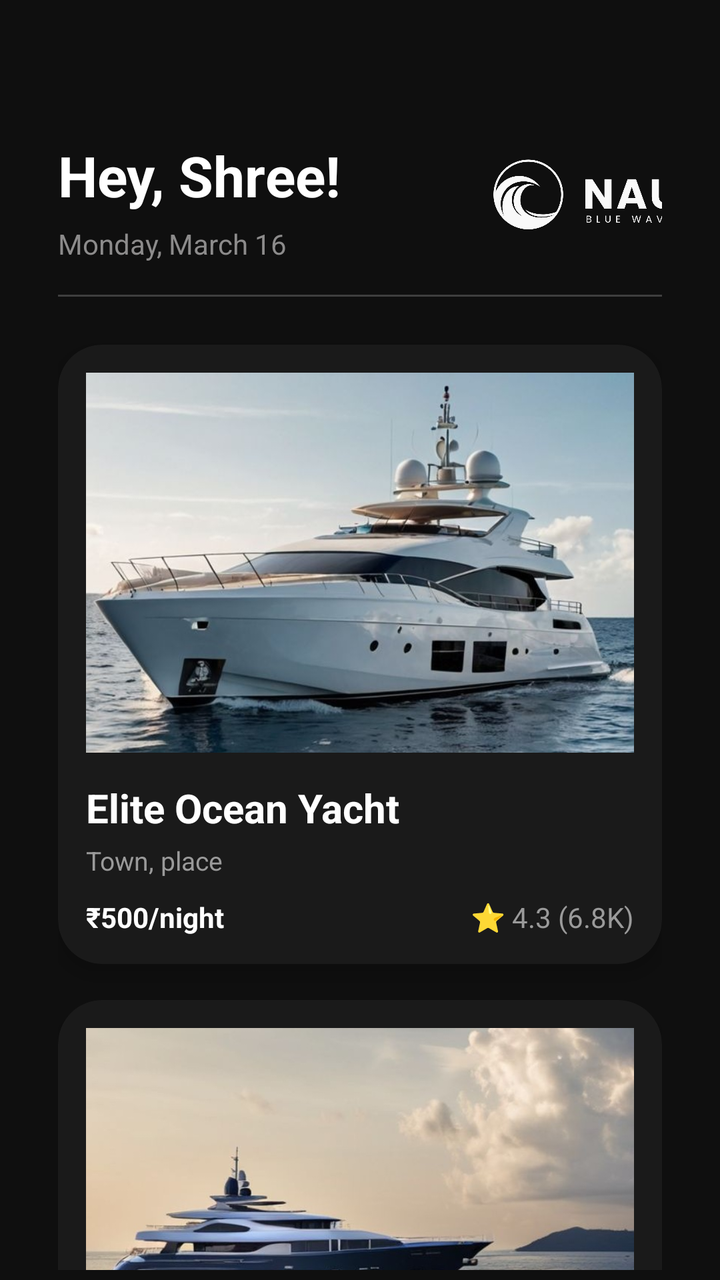
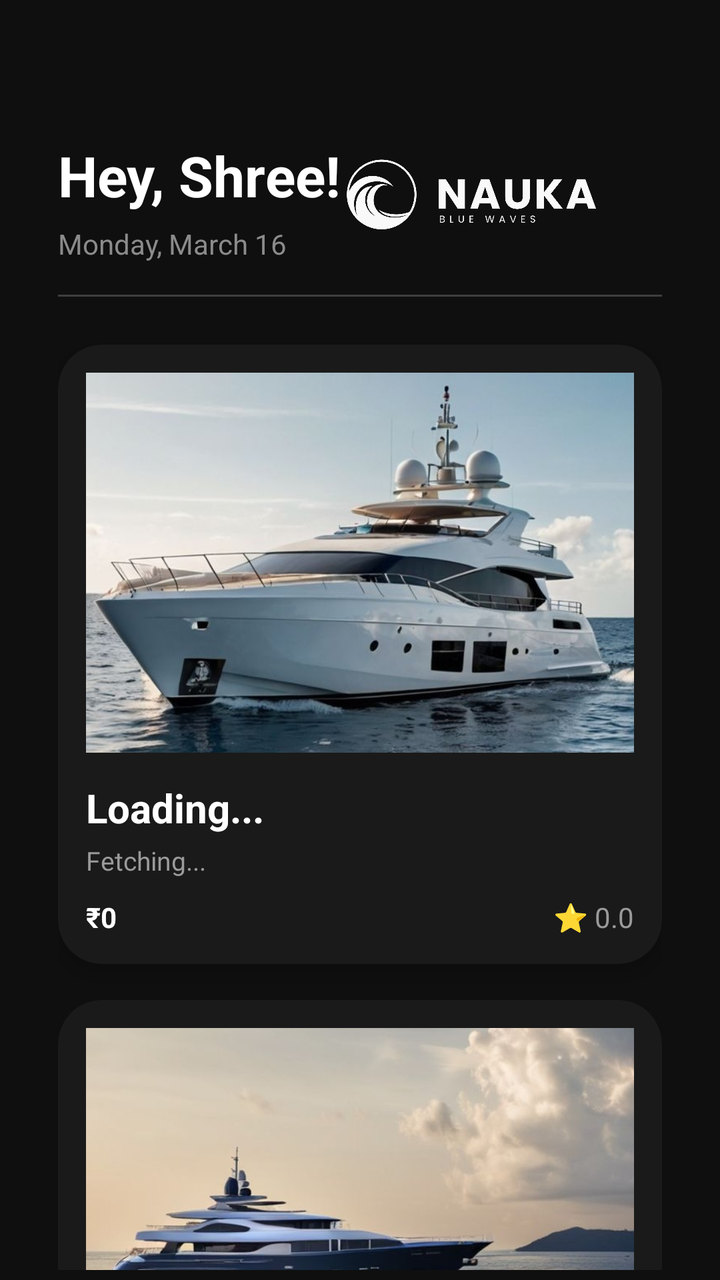

Two renders of the same Android screen: before a commit and after it. Below are the layout's source before the change and the commit's diff.
<!-- AndroidManifest.xml: application theme Theme.Nauka -->
<!-- res/layout/homescreen.xml -->
<?xml version="1.0" encoding="utf-8"?>
<androidx.core.widget.NestedScrollView xmlns:android="http://schemas.android.com/apk/res/android"
    xmlns:app="http://schemas.android.com/apk/res-auto"
    xmlns:tools="http://schemas.android.com/tools"
    android:layout_width="match_parent"
    android:layout_height="match_parent"
    android:fillViewport="true"
    android:scrollbars="none"
    android:padding="5dp"
    android:background="#0F0F0F"
    tools:context=".homescreen">

    <androidx.constraintlayout.widget.ConstraintLayout
        android:id="@+id/main"
        android:layout_width="match_parent"
        android:layout_height="wrap_content"
        android:paddingStart="24dp"
        android:paddingEnd="24dp"
        android:paddingTop="20dp"
        android:paddingBottom="24dp">

        <ImageView
            android:id="@+id/imageView8"
            android:layout_width="170dp"
            android:layout_height="50dp"
            android:layout_marginStart="64dp"
            android:layout_marginTop="44dp"
            android:src="@drawable/logohome"
            app:layout_constraintStart_toEndOf="@+id/textView"
            app:layout_constraintTop_toTopOf="parent" />

        <TextView
            android:id="@+id/textView"
            android:layout_width="wrap_content"
            android:layout_height="wrap_content"
            android:layout_marginTop="44dp"
            android:text="Hey, Shree!"
            android:textColor="@color/white"
            android:textSize="28sp"
            android:textStyle="bold"
            app:layout_constraintStart_toStartOf="parent"
            app:layout_constraintTop_toTopOf="parent" />


        <TextView
            android:id="@+id/textView2"
            android:layout_width="wrap_content"
            android:layout_height="wrap_content"
            android:layout_marginTop="6dp"
            android:text="Monday, March 16"
            android:textColor="#8C8B8B"
            android:textSize="14sp"
            app:layout_constraintTop_toBottomOf="@id/textView"
            app:layout_constraintStart_toStartOf="parent" />


        <View
            android:id="@+id/view"
            android:layout_width="0dp"
            android:layout_height="1dp"
            android:layout_marginTop="16dp"
            android:background="#33FFFFFF"
            app:layout_constraintTop_toBottomOf="@id/textView2"
            app:layout_constraintStart_toStartOf="parent"
            app:layout_constraintEnd_toEndOf="parent" />

        <androidx.cardview.widget.CardView
            android:id="@+id/boatCard1"
            android:layout_width="0dp"
            android:layout_height="wrap_content"
            android:layout_marginTop="24dp"
            app:cardCornerRadius="22dp"
            app:cardElevation="6dp"
            app:cardBackgroundColor="#1A1A1A"
            app:layout_constraintTop_toBottomOf="@id/view"
            app:layout_constraintStart_toStartOf="parent"
            app:layout_constraintEnd_toEndOf="parent">

            <androidx.constraintlayout.widget.ConstraintLayout
                android:layout_width="match_parent"
                android:layout_height="wrap_content"
                android:padding="14dp">

                <ImageView
                    android:id="@+id/cardImage1"
                    android:layout_width="0dp"
                    android:layout_height="190dp"
                    android:scaleType="centerCrop"
                    android:src="@drawable/yach"
                    app:layout_constraintTop_toTopOf="parent"
                    app:layout_constraintStart_toStartOf="parent"
                    app:layout_constraintEnd_toEndOf="parent" />

                <TextView
                    android:id="@+id/cardName1"
                    android:layout_width="wrap_content"
                    android:layout_height="wrap_content"
                    android:layout_marginTop="14dp"
                    android:text="Elite Ocean Yacht"
                    android:textColor="@android:color/white"
                    android:textSize="20sp"
                    android:textStyle="bold"
                    app:layout_constraintTop_toBottomOf="@id/cardImage1"
                    app:layout_constraintStart_toStartOf="parent" />

                <TextView
                    android:id="@+id/cardLocation1"
                    android:layout_width="wrap_content"
                    android:layout_height="wrap_content"
                    android:layout_marginTop="4dp"
                    android:text="Town, place"
                    android:textColor="#9A9A9A"
                    android:textSize="13sp"
                    app:layout_constraintTop_toBottomOf="@id/cardName1"
                    app:layout_constraintStart_toStartOf="parent" />

                <TextView
                    android:id="@+id/cardPrice1"
                    android:layout_width="wrap_content"
                    android:layout_height="wrap_content"
                    android:layout_marginTop="10dp"
                    android:text="₹500/night"
                    android:textColor="@android:color/white"
                    android:textStyle="bold"
                    app:layout_constraintTop_toBottomOf="@id/cardLocation1"
                    app:layout_constraintStart_toStartOf="parent"
                    app:layout_constraintBottom_toBottomOf="parent" />

                <TextView
                    android:id="@+id/cardReview1"
                    android:layout_width="wrap_content"
                    android:layout_height="wrap_content"
                    android:text="⭐ 4.3 (6.8K)"
                    android:textColor="#9A9A9A"
                    app:layout_constraintTop_toTopOf="@id/cardPrice1"
                    app:layout_constraintEnd_toEndOf="parent" />

            </androidx.constraintlayout.widget.ConstraintLayout>
        </androidx.cardview.widget.CardView>


        <androidx.cardview.widget.CardView
            android:id="@+id/boatCard2"
            android:layout_width="0dp"
            android:layout_height="wrap_content"
            android:layout_marginTop="18dp"
            app:cardCornerRadius="22dp"
            app:cardElevation="6dp"
            app:cardBackgroundColor="#1A1A1A"
            app:layout_constraintTop_toBottomOf="@id/boatCard1"
            app:layout_constraintStart_toStartOf="parent"
            app:layout_constraintEnd_toEndOf="parent">

            <androidx.constraintlayout.widget.ConstraintLayout
                android:layout_width="match_parent"
                android:layout_height="wrap_content"
                android:padding="14dp">

                <ImageView
                    android:id="@+id/cardImage2"
                    android:layout_width="0dp"
                    android:layout_height="190dp"
                    android:scaleType="centerCrop"
                    android:src="@drawable/yacht5"
                    app:layout_constraintTop_toTopOf="parent"
                    app:layout_constraintStart_toStartOf="parent"
                    app:layout_constraintEnd_toEndOf="parent" />

                <TextView
                    android:id="@+id/cardName2"
                    android:layout_width="wrap_content"
                    android:layout_height="wrap_content"
                    android:layout_marginTop="14dp"
                    android:text="Ocean Pearl"
                    android:textColor="@android:color/white"
                    android:textSize="20sp"
                    android:textStyle="bold"
                    app:layout_constraintTop_toBottomOf="@id/cardImage2"
                    app:layout_constraintStart_toStartOf="parent" />

                <TextView
                    android:id="@+id/cardLocation2"
                    android:layout_width="wrap_content"
                    android:layout_height="wrap_content"
                    android:layout_marginTop="4dp"
                    android:text="Sea View"
                    android:textColor="#9A9A9A"
                    android:textSize="13sp"
                    app:layout_constraintTop_toBottomOf="@id/cardName2"
                    app:layout_constraintStart_toStartOf="parent" />

                <TextView
                    android:id="@+id/cardPrice2"
                    android:layout_width="wrap_content"
                    android:layout_height="wrap_content"
                    android:layout_marginTop="10dp"
                    android:text="₹650/night"
                    android:textColor="@android:color/white"
                    android:textStyle="bold"
                    app:layout_constraintTop_toBottomOf="@id/cardLocation2"
                    app:layout_constraintStart_toStartOf="parent"
                    app:layout_constraintBottom_toBottomOf="parent" />

                <TextView
                    android:id="@+id/cardReview2"
                    android:layout_width="wrap_content"
                    android:layout_height="wrap_content"
                    android:text="⭐ 4.8 (5.1K)"
                    android:textColor="#9A9A9A"
                    app:layout_constraintTop_toTopOf="@id/cardPrice2"
                    app:layout_constraintEnd_toEndOf="parent" />

            </androidx.constraintlayout.widget.ConstraintLayout>
        </androidx.cardview.widget.CardView>


        <androidx.cardview.widget.CardView
            android:id="@+id/boatCard3"
            android:layout_width="0dp"
            android:layout_height="wrap_content"
            android:layout_marginTop="18dp"
            app:cardCornerRadius="22dp"
            app:cardElevation="6dp"
            app:cardBackgroundColor="#1A1A1A"
            app:layout_constraintTop_toBottomOf="@id/boatCard2"
            app:layout_constraintStart_toStartOf="parent"
            app:layout_constraintEnd_toEndOf="parent"
            app:layout_constraintBottom_toBottomOf="parent">

            <androidx.constraintlayout.widget.ConstraintLayout
                android:layout_width="match_parent"
                android:layout_height="wrap_content"
                android:padding="14dp">

                <ImageView
                    android:id="@+id/cardImage3"
                    android:layout_width="0dp"
                    android:layout_height="190dp"
                    android:scaleType="centerCrop"
                    android:src="@drawable/yach11"
                    app:layout_constraintTop_toTopOf="parent"
                    app:layout_constraintStart_toStartOf="parent"
                    app:layout_constraintEnd_toEndOf="parent" />

                <TextView
                    android:id="@+id/cardName3"
                    android:layout_width="wrap_content"
                    android:layout_height="wrap_content"
                    android:layout_marginTop="14dp"
                    android:text="Blue Horizon"
                    android:textColor="@android:color/white"
                    android:textSize="20sp"
                    android:textStyle="bold"
                    app:layout_constraintTop_toBottomOf="@id/cardImage3"
                    app:layout_constraintStart_toStartOf="parent" />

                <TextView
                    android:id="@+id/cardLocation3"
                    android:layout_width="wrap_content"
                    android:layout_height="wrap_content"
                    android:layout_marginTop="4dp"
                    android:text="Beach Side"
                    android:textColor="#9A9A9A"
                    android:textSize="13sp"
                    app:layout_constraintTop_toBottomOf="@id/cardName3"
                    app:layout_constraintStart_toStartOf="parent" />

                <TextView
                    android:id="@+id/cardPrice3"
                    android:layout_width="wrap_content"
                    android:layout_height="wrap_content"
                    android:layout_marginTop="10dp"
                    android:text="₹700/night"
                    android:textColor="@android:color/white"
                    android:textStyle="bold"
                    app:layout_constraintTop_toBottomOf="@id/cardLocation3"
                    app:layout_constraintStart_toStartOf="parent"
                    app:layout_constraintBottom_toBottomOf="parent" />

                <TextView
                    android:id="@+id/cardReview3"
                    android:layout_width="wrap_content"
                    android:layout_height="wrap_content"
                    android:text="⭐ 5.0 (8.2K)"
                    android:textColor="#9A9A9A"
                    app:layout_constraintTop_toTopOf="@id/cardPrice3"
                    app:layout_constraintEnd_toEndOf="parent" />

            </androidx.constraintlayout.widget.ConstraintLayout>
        </androidx.cardview.widget.CardView>

    </androidx.constraintlayout.widget.ConstraintLayout>
</androidx.core.widget.NestedScrollView>
<!-- resources referenced by this layout -->
<resources>
  <color name="white">#FFFFFFFF</color>
  <!-- drawable logohome: png bitmap (drawable, 56302 bytes) -->
  <!-- drawable yach: jpg bitmap (drawable, 98842 bytes) -->
  <!-- drawable yach11: jpg bitmap (drawable, 354732 bytes) -->
  <!-- drawable yacht5: jpg bitmap (drawable, 65914 bytes) -->
  <style name="Theme.Nauka" parent="Base.Theme.Nauka" />
  <style name="Base.Theme.Nauka" parent="Theme.Material3.DayNight.NoActionBar">
          
          
      </style>
</resources>

<!-- the commit's change to res/layout/homescreen.xml (unified diff, before → after) -->
@@ -23,10 +23,9 @@
             android:id="@+id/imageView8"
             android:layout_width="170dp"
             android:layout_height="50dp"
-            android:layout_marginStart="64dp"
             android:layout_marginTop="44dp"
             android:src="@drawable/logohome"
-            app:layout_constraintStart_toEndOf="@+id/textView"
+            app:layout_constraintEnd_toEndOf="parent"
             app:layout_constraintTop_toTopOf="parent" />
 
         <TextView
@@ -40,7 +39,6 @@
             android:textStyle="bold"
             app:layout_constraintStart_toStartOf="parent"
             app:layout_constraintTop_toTopOf="parent" />
-
 
         <TextView
             android:id="@+id/textView2"
@@ -52,7 +50,6 @@
             android:textSize="14sp"
             app:layout_constraintTop_toBottomOf="@id/textView"
             app:layout_constraintStart_toStartOf="parent" />
-
 
         <View
             android:id="@+id/view"
@@ -96,7 +93,7 @@
                     android:layout_width="wrap_content"
                     android:layout_height="wrap_content"
                     android:layout_marginTop="14dp"
-                    android:text="Elite Ocean Yacht"
+                    android:text="Loading..."
                     android:textColor="@android:color/white"
                     android:textSize="20sp"
                     android:textStyle="bold"
@@ -108,7 +105,7 @@
                     android:layout_width="wrap_content"
                     android:layout_height="wrap_content"
                     android:layout_marginTop="4dp"
-                    android:text="Town, place"
+                    android:text="Fetching..."
                     android:textColor="#9A9A9A"
                     android:textSize="13sp"
                     app:layout_constraintTop_toBottomOf="@id/cardName1"
@@ -119,7 +116,7 @@
                     android:layout_width="wrap_content"
                     android:layout_height="wrap_content"
                     android:layout_marginTop="10dp"
-                    android:text="₹500/night"
+                    android:text="₹0"
                     android:textColor="@android:color/white"
                     android:textStyle="bold"
                     app:layout_constraintTop_toBottomOf="@id/cardLocation1"
@@ -130,14 +127,12 @@
                     android:id="@+id/cardReview1"
                     android:layout_width="wrap_content"
                     android:layout_height="wrap_content"
-                    android:text="⭐ 4.3 (6.8K)"
+                    android:text="⭐ 0.0"
                     android:textColor="#9A9A9A"
                     app:layout_constraintTop_toTopOf="@id/cardPrice1"
                     app:layout_constraintEnd_toEndOf="parent" />
-
             </androidx.constraintlayout.widget.ConstraintLayout>
         </androidx.cardview.widget.CardView>
-
 
         <androidx.cardview.widget.CardView
             android:id="@+id/boatCard2"
@@ -171,7 +166,7 @@
                     android:layout_width="wrap_content"
                     android:layout_height="wrap_content"
                     android:layout_marginTop="14dp"
-                    android:text="Ocean Pearl"
+                    android:text="Loading..."
                     android:textColor="@android:color/white"
                     android:textSize="20sp"
                     android:textStyle="bold"
@@ -183,7 +178,7 @@
                     android:layout_width="wrap_content"
                     android:layout_height="wrap_content"
                     android:layout_marginTop="4dp"
-                    android:text="Sea View"
+                    android:text="Fetching..."
                     android:textColor="#9A9A9A"
                     android:textSize="13sp"
                     app:layout_constraintTop_toBottomOf="@id/cardName2"
@@ -194,7 +189,7 @@
                     android:layout_width="wrap_content"
                     android:layout_height="wrap_content"
                     android:layout_marginTop="10dp"
-                    android:text="₹650/night"
+                    android:text="₹0"
                     android:textColor="@android:color/white"
                     android:textStyle="bold"
                     app:layout_constraintTop_toBottomOf="@id/cardLocation2"
@@ -205,14 +200,12 @@
                     android:id="@+id/cardReview2"
                     android:layout_width="wrap_content"
                     android:layout_height="wrap_content"
-                    android:text="⭐ 4.8 (5.1K)"
+                    android:text="⭐ 0.0"
                     android:textColor="#9A9A9A"
                     app:layout_constraintTop_toTopOf="@id/cardPrice2"
                     app:layout_constraintEnd_toEndOf="parent" />
-
             </androidx.constraintlayout.widget.ConstraintLayout>
         </androidx.cardview.widget.CardView>
-
 
         <androidx.cardview.widget.CardView
             android:id="@+id/boatCard3"
@@ -247,7 +240,7 @@
                     android:layout_width="wrap_content"
                     android:layout_height="wrap_content"
                     android:layout_marginTop="14dp"
-                    android:text="Blue Horizon"
+                    android:text="Loading..."
                     android:textColor="@android:color/white"
                     android:textSize="20sp"
                     android:textStyle="bold"
@@ -259,7 +252,7 @@
                     android:layout_width="wrap_content"
                     android:layout_height="wrap_content"
                     android:layout_marginTop="4dp"
-                    android:text="Beach Side"
+                    android:text="Fetching..."
                     android:textColor="#9A9A9A"
                     android:textSize="13sp"
                     app:layout_constraintTop_toBottomOf="@id/cardName3"
@@ -270,7 +263,7 @@
                     android:layout_width="wrap_content"
                     android:layout_height="wrap_content"
                     android:layout_marginTop="10dp"
-                    android:text="₹700/night"
+                    android:text="₹0"
                     android:textColor="@android:color/white"
                     android:textStyle="bold"
                     app:layout_constraintTop_toBottomOf="@id/cardLocation3"
@@ -281,11 +274,10 @@
                     android:id="@+id/cardReview3"
                     android:layout_width="wrap_content"
                     android:layout_height="wrap_content"
-                    android:text="⭐ 5.0 (8.2K)"
+                    android:text="⭐ 0.0"
                     android:textColor="#9A9A9A"
                     app:layout_constraintTop_toTopOf="@id/cardPrice3"
                     app:layout_constraintEnd_toEndOf="parent" />
-
             </androidx.constraintlayout.widget.ConstraintLayout>
         </androidx.cardview.widget.CardView>
 
